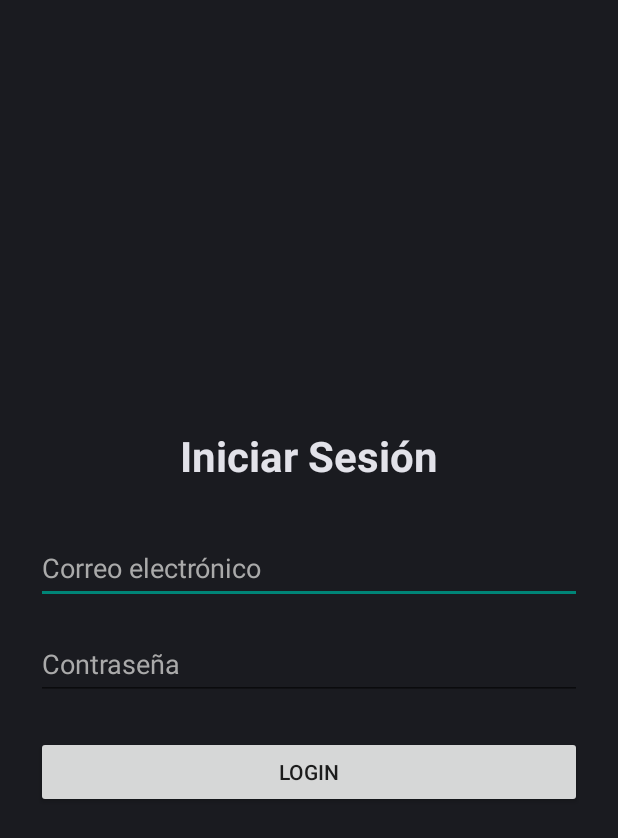
After one commit to LuisGPT12/Lab1_SoftwareVI, an Android app built with Jetpack Compose: the fragment LoginFragment shown on its own in the app's theme, on a phone screen of 412 x 824 dp. The commit adds this screen. Shown: the top 838 px of the screen. Run offline under Robolectric (Android 15) with nearby library versions, the phone set to English and light mode, and no system bars; our stand-ins replace Firebase (no records; nobody signed in at launch, a user with empty details on screens opened directly).

Commit message:
Creacion del Fragmento de Login

```diff
--- a/app/build.gradle.kts
+++ b/app/build.gradle.kts
@@ -44,6 +44,7 @@ android {
 dependencies {
     implementation("com.github.bumptech.glide:glide:4.16.0")
     implementation("com.google.firebase:firebase-analytics")
+    implementation("com.google.firebase:firebase-auth-ktx:22.3.1")
     implementation(platform("com.google.firebase:firebase-bom:33.15.0"))
     kapt("com.github.bumptech.glide:compiler:4.16.0")
     implementation(libs.androidx.core.ktx)
--- /dev/null
+++ b/app/src/main/java/com/example/lab1_softwarevi/LoginFragment.kt
@@ -0,0 +1,53 @@
+package com.example.lab1_softwarevi
+
+import android.os.Bundle
+import android.view.LayoutInflater
+import android.view.View
+import android.view.ViewGroup
+import android.widget.Button
+import android.widget.EditText
+import android.widget.TextView
+import androidx.fragment.app.Fragment
+import com.google.firebase.auth.FirebaseAuth
+
+class LoginFragment : Fragment() {
+
+    private lateinit var auth: FirebaseAuth
+
+    override fun onCreateView(
+        inflater: LayoutInflater, container: ViewGroup?,
+        savedInstanceState: Bundle?
+    ): View? {
+        val view = inflater.inflate(R.layout.fragment_login, container, false)
+        auth = FirebaseAuth.getInstance()
+
+        val etEmail = view.findViewById<EditText>(R.id.etEmail)
+        val etPassword = view.findViewById<EditText>(R.id.etPassword)
+        val btnLogin = view.findViewById<Button>(R.id.btnLogin)
+        val tvError = view.findViewById<TextView>(R.id.tvError)
+
+        btnLogin.setOnClickListener {
+            val email = etEmail.text.toString()
+            val password = etPassword.text.toString()
+            tvError.visibility = View.GONE
+
+            if (email.isBlank() || password.isBlank()) {
+                tvError.text = "Completa ambos campos"
+                tvError.visibility = View.VISIBLE
+            } else {
+                auth.signInWithEmailAndPassword(email, password)
+                    .addOnCompleteListener { task ->
+                        if (task.isSuccessful) {
+                            // Navega a la pantalla principal despues de un login exitoso
+                            (requireActivity() as MainActivity).navigateToMainScreen()
+                        } else {
+                            tvError.text = "Error: ${task.exception?.localizedMessage ?: "No se pudo iniciar sesión"}"
+                            tvError.visibility = View.VISIBLE
+                        }
+                    }
+            }
+        }
+
+        return view
+    }
+}
--- a/app/src/main/java/com/example/lab1_softwarevi/MainActivity.kt
+++ b/app/src/main/java/com/example/lab1_softwarevi/MainActivity.kt
@@ -49,6 +49,13 @@ class MainActivity : AppCompatActivity(), DadoAnimListener {
         }
     }
 
+    fun navigateToMainScreen() {
+        // Reemplaza el fragmento de login por el principal
+        supportFragmentManager.beginTransaction()
+            .replace(R.id.fragment_container, Fragment_1())
+            .commit()
+    }
+
 //desactiva el botton
     override fun onDesactivarBotton() {
         button.isEnabled = false
--- /dev/null
+++ b/app/src/main/res/layout/fragment_login.xml
@@ -0,0 +1,56 @@
+<?xml version="1.0" encoding="utf-8"?>
+<LinearLayout xmlns:android="http://schemas.android.com/apk/res/android"
+    android:layout_width="match_parent"
+    android:layout_height="match_parent"
+    android:background="@color/material_dynamic_neutral10"
+    android:gravity="center"
+    android:orientation="vertical"
+    android:padding="24dp">
+
+    <TextView
+        android:id="@+id/tvTitle"
+        android:layout_width="match_parent"
+        android:layout_height="wrap_content"
+        android:layout_marginBottom="32dp"
+        android:gravity="center"
+        android:text="Iniciar Sesión"
+        android:textColor="@color/material_dynamic_neutral90"
+        android:textSize="28sp"
+        android:textStyle="bold" />
+
+    <EditText
+        android:id="@+id/etEmail"
+        android:layout_width="match_parent"
+        android:layout_height="wrap_content"
+        android:layout_marginBottom="16dp"
+        android:hint="Correo electrónico"
+        android:inputType="textEmailAddress"
+        android:minHeight="48dp"
+        android:textColor="@color/material_dynamic_neutral90"
+        android:textColorHint="@android:color/darker_gray" />
+
+    <EditText
+        android:id="@+id/etPassword"
+        android:layout_width="match_parent"
+        android:layout_height="wrap_content"
+        android:layout_marginBottom="24dp"
+        android:hint="Contraseña"
+        android:inputType="textPassword"
+        android:minHeight="48dp"
+        android:textColor="@color/material_dynamic_neutral90"
+        android:textColorHint="@android:color/darker_gray" />
+
+    <Button
+        android:id="@+id/btnLogin"
+        android:layout_width="match_parent"
+        android:layout_height="wrap_content"
+        android:text="Login" />
+
+    <TextView
+        android:id="@+id/tvError"
+        android:layout_width="match_parent"
+        android:layout_height="wrap_content"
+        android:layout_marginTop="16dp"
+        android:textColor="#F44336"
+        android:visibility="gone" />
+</LinearLayout>
--- a/gradle/libs.versions.toml
+++ b/gradle/libs.versions.toml
@@ -1,5 +1,5 @@
 [versions]
-agp = "8.10.0"
+agp = "8.10.1"
 kotlin = "2.0.21"
 coreKtx = "1.16.0"
 junit = "4.13.2"
```
